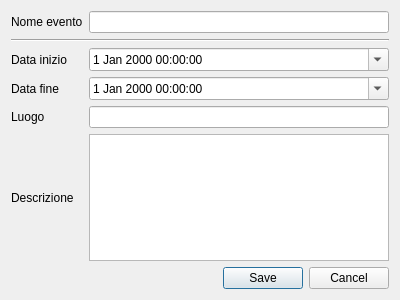
Qt form View/Calendar/DialogEdit.ui (include-jacopo/POLICalendar) before a commit.
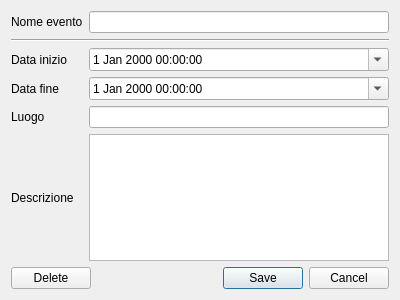
The same form after that commit.

```diff
--- a/View/Calendar/DialogEdit.ui
+++ b/View/Calendar/DialogEdit.ui
@@ -94,17 +94,31 @@
     </layout>
    </item>
    <item row="1" column="0">
-    <widget class="QDialogButtonBox" name="buttons">
-     <property name="orientation">
-      <enum>Qt::Horizontal</enum>
+    <layout class="QHBoxLayout" name="horizontalLayout">
+     <property name="bottomMargin">
+      <number>0</number>
      </property>
-     <property name="standardButtons">
-      <set>QDialogButtonBox::Cancel|QDialogButtonBox::Save</set>
-     </property>
-     <property name="centerButtons">
-      <bool>false</bool>
-     </property>
-    </widget>
+     <item>
+      <widget class="QPushButton" name="deleteButton">
+       <property name="text">
+        <string>Delete</string>
+       </property>
+      </widget>
+     </item>
+     <item>
+      <widget class="QDialogButtonBox" name="okCancelButtons">
+       <property name="orientation">
+        <enum>Qt::Horizontal</enum>
+       </property>
+       <property name="standardButtons">
+        <set>QDialogButtonBox::Cancel|QDialogButtonBox::Save</set>
+       </property>
+       <property name="centerButtons">
+        <bool>false</bool>
+       </property>
+      </widget>
+     </item>
+    </layout>
    </item>
   </layout>
  </widget>
```
Left out of the diff: 72 changed lines with no effect on the pictures.
